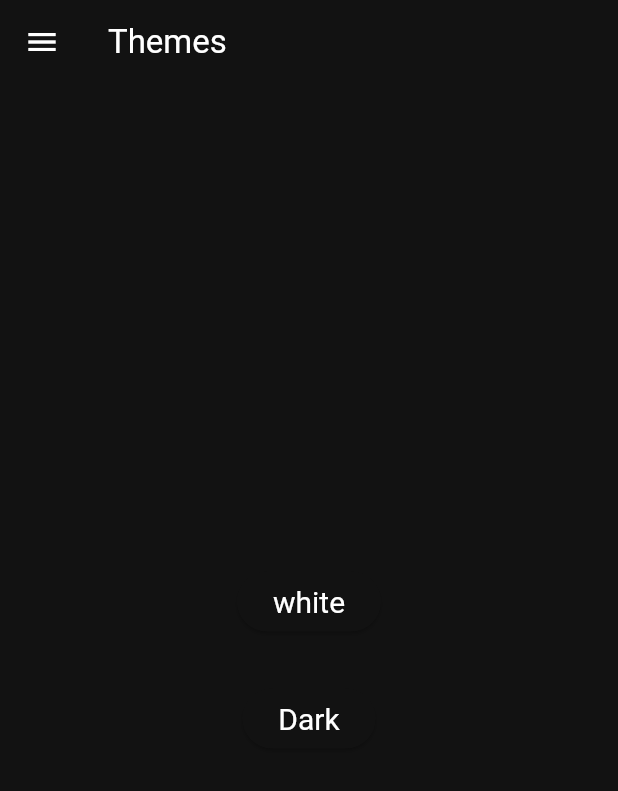
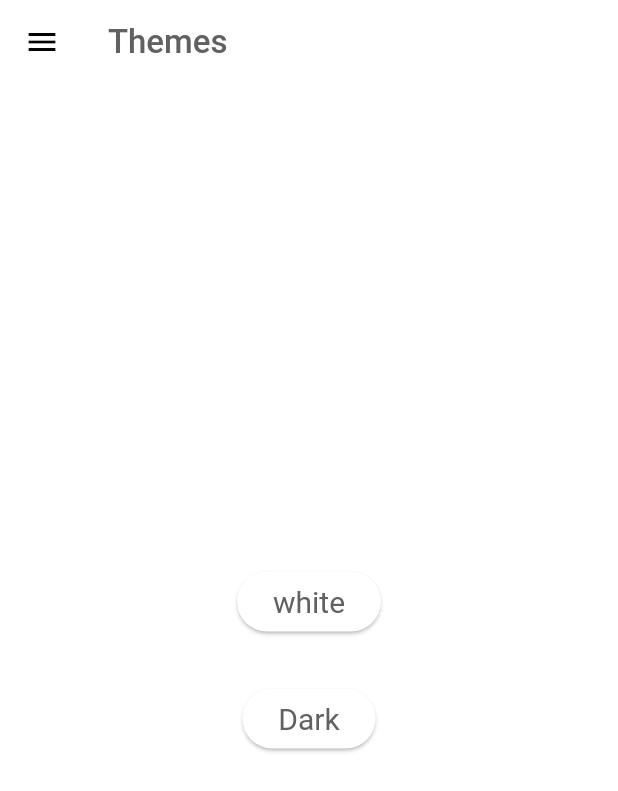
Before and after one commit to Spikree/Ecommerce-app-using-flutter, a Flutter app: the Themes screen opened by its route, after a tap on "white", on a phone screen of 412 x 824 dp. Shown: the top 791 px of the screen. Run offline on Flutter 3.47's test engine with Material 3 defaults, Android fonts, the phone set to English and light mode, and no system bars.

Commit message:
added full functionality for the themes page

```diff
--- a/lib/main.dart
+++ b/lib/main.dart
@@ -1,21 +1,31 @@
 import 'package:ecom_app/models/shop.dart';
+import 'package:ecom_app/models/themeData.dart';
 import 'package:ecom_app/pages/cart_page.dart';
 import 'package:ecom_app/pages/intro_page.dart';
 import 'package:ecom_app/pages/shop_page.dart';
 import 'package:ecom_app/themes/dark_mode.dart';
+import 'package:ecom_app/themes/light_mode.dart';
 import 'package:flutter/material.dart';
 import 'package:provider/provider.dart';
 
 import 'pages/theme_page.dart';
 
 void main() {
-  runApp(ChangeNotifierProvider(
-    create: (context) => Shop(),
-    child: const MyApp(),
-  ));
+  runApp(
+    MultiProvider(
+      providers: [
+        ChangeNotifierProvider(create: (_) => Shop()),
+        ChangeNotifierProvider(create: (_) => ThemeProvider()),
+      ],
+      child: const MyApp(),
+    ),
+  );
 }
 
-ThemeData backgroundTheme = darkMode;
+ThemeData getBackgroundTheme(BuildContext context) {
+  final themeProvider = Provider.of<ThemeProvider>(context);
+  return themeProvider.selectedColor == "white" ? lightMode : darkMode;
+}
 
 class MyApp extends StatelessWidget {
   const MyApp({super.key});
@@ -25,7 +35,7 @@ class MyApp extends StatelessWidget {
     return MaterialApp(
       debugShowCheckedModeBanner: false,
       home: IntroPage(),
-      theme: backgroundTheme,
+      theme: getBackgroundTheme(context),
       routes: {
         '/intro_page': (context) => const IntroPage(),
         '/shop_page': (context) => const ShopPage(),
--- /dev/null
+++ b/lib/models/themeData.dart
@@ -0,0 +1,12 @@
+import 'package:flutter/material.dart';
+
+class ThemeProvider with ChangeNotifier {
+  String _selectedColor = "white";
+
+  String get selectedColor => _selectedColor;
+
+  void setThemeColor(String color) {
+    _selectedColor = color;
+    notifyListeners();
+  }
+}
--- a/lib/pages/theme_page.dart
+++ b/lib/pages/theme_page.dart
@@ -1,5 +1,7 @@
 import 'package:ecom_app/components/my_drawer.dart';
+import 'package:ecom_app/models/themeData.dart';
 import 'package:flutter/material.dart';
+import 'package:provider/provider.dart';
 
 class Themes extends StatelessWidget {
   const Themes({super.key});
@@ -10,13 +12,15 @@ class Themes extends StatelessWidget {
       textStyle: const TextStyle(fontSize: 20),
     );
 
-    String color = "white";
+    final themeProvider = Provider.of<ThemeProvider>(context);
 
     return Scaffold(
       appBar: AppBar(
-        title: const Text(
+        title: Text(
           "Themes",
-          style: TextStyle(color: Colors.white),
+          style: TextStyle(
+              color: Theme.of(context).colorScheme.inversePrimary,
+              fontWeight: FontWeight.w500),
         ),
       ),
       drawer: const MyDrawer(),
@@ -30,11 +34,12 @@ class Themes extends StatelessWidget {
               ElevatedButton(
                 style: style,
                 onPressed: () {
-                  color = "white";
+                  themeProvider.setThemeColor("white");
                 },
-                child: const Text(
+                child: Text(
                   "white",
-                  style: TextStyle(color: Colors.white),
+                  style: TextStyle(
+                      color: Theme.of(context).colorScheme.inversePrimary),
                 ),
               ),
               const SizedBox(
@@ -43,12 +48,11 @@ class Themes extends StatelessWidget {
               ElevatedButton(
                 style: style,
                 onPressed: () {
-                  color = "black";
+                  themeProvider.setThemeColor("black");
                 },
-                child: const Text(
-                  "Dark",
-                  style: TextStyle(color: Colors.white),
-                ),
+                child: Text("Dark",
+                    style: TextStyle(
+                        color: Theme.of(context).colorScheme.inversePrimary)),
               ),
             ],
           ),
```
